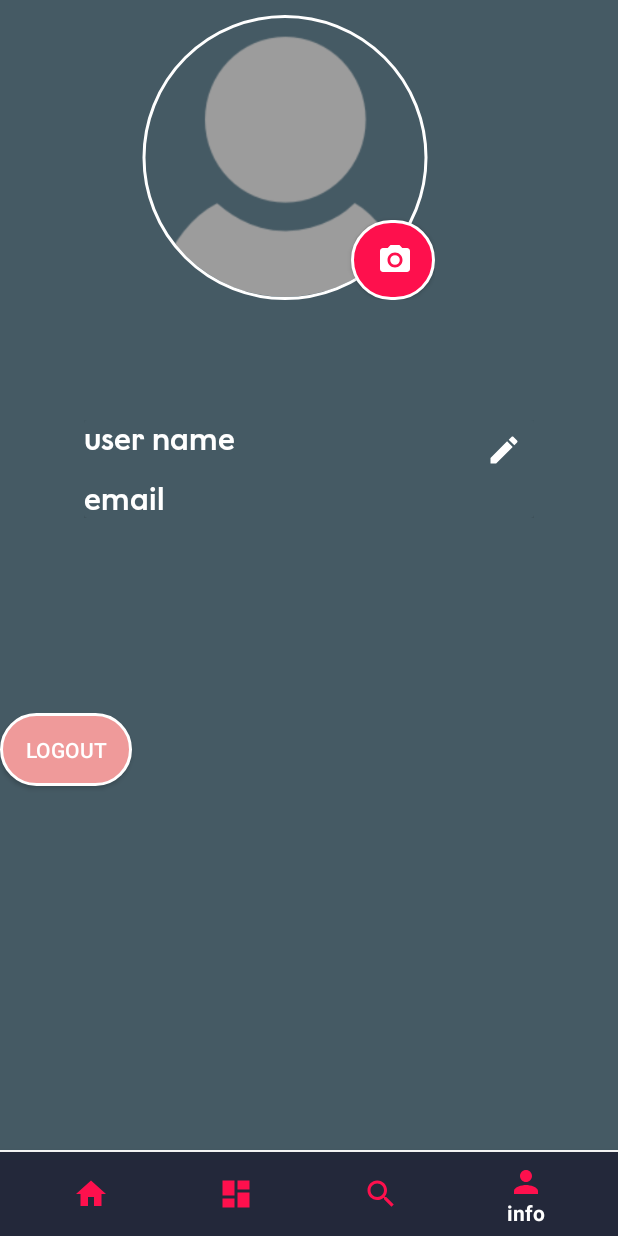
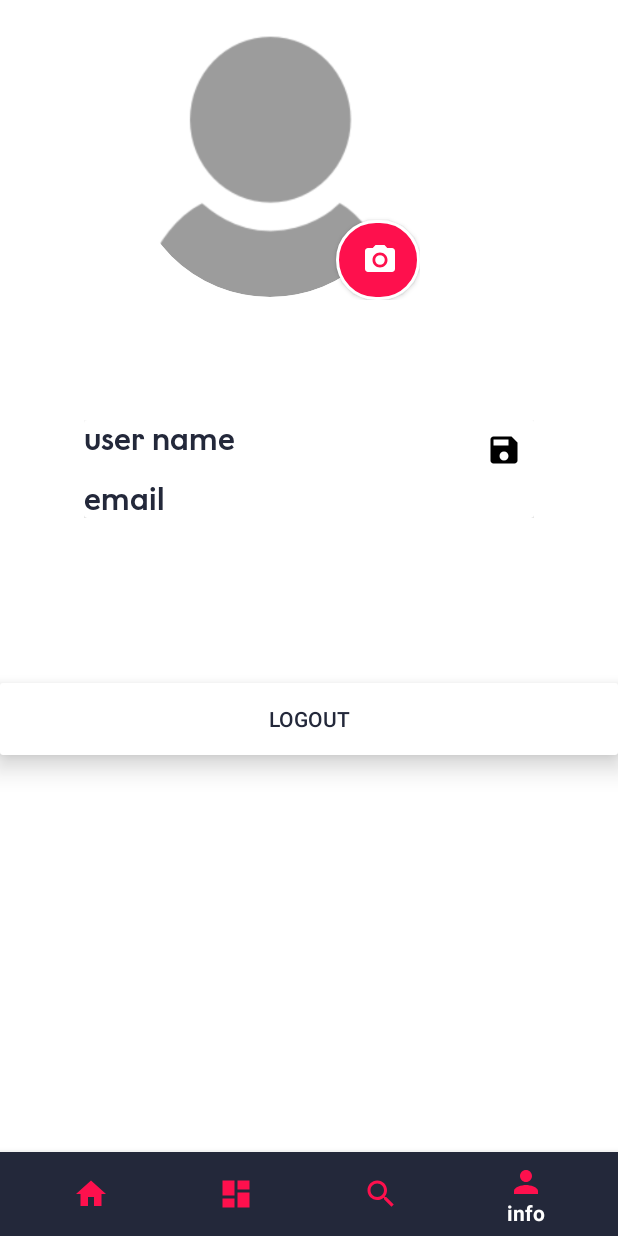
Before and after one commit to Mutegisamuel/SafariCare, an Android app: the homeFragment screen opened directly, with no data from a screen before it, item 4 of the bottom bar chosen, on a phone screen of 412 x 824 dp. Run offline under Robolectric (Android 15) with nearby library versions, the phone set to English and light mode, and no system bars; our stand-ins replace CircleImageView; libraries missing offline, so code that uses them is left out: com.github.anastr.speedviewlib; 1 statement that could not run was skipped.

Commit message:
update 2.1

```diff
--- a/app/src/main/java/com/example/humungus/safaricare/fragments/tweetFragment.java
+++ b/app/src/main/java/com/example/humungus/safaricare/fragments/tweetFragment.java
@@ -27,7 +27,7 @@ public class tweetFragment extends Fragment {
 
     @Override
     public View onCreateView(LayoutInflater inflater, ViewGroup container, Bundle savedInstanceState) {
-        View view = inflater.inflate(R.layout.fragment_info,container,false);
+        View view = inflater.inflate(R.layout.fragment_tweet,container,false);
         recyclerView = view.findViewById(R.id.recycleradapter);
 
         return view;
--- /dev/null
+++ b/app/src/main/res/drawable/ic_save_black_24dp.xml
@@ -0,0 +1,9 @@
+<vector xmlns:android="http://schemas.android.com/apk/res/android"
+        android:width="24dp"
+        android:height="24dp"
+        android:viewportWidth="24.0"
+        android:viewportHeight="24.0">
+    <path
+        android:fillColor="#FF000000"
+        android:pathData="M17,3L5,3c-1.11,0 -2,0.9 -2,2v14c0,1.1 0.89,2 2,2h14c1.1,0 2,-0.9 2,-2L21,7l-4,-4zM12,19c-1.66,0 -3,-1.34 -3,-3s1.34,-3 3,-3 3,1.34 3,3 -1.34,3 -3,3zM15,9L5,9L5,5h10v4z"/>
+</vector>
--- a/app/src/main/res/layout/fragment_home.xml
+++ b/app/src/main/res/layout/fragment_home.xml
@@ -6,7 +6,7 @@
     xmlns:app="http://schemas.android.com/apk/res-auto"
     tools:context="com.example.humungus.safaricare.fragments.homeFragment"
     android:layout_gravity="center"
-    android:background="#37474F">
+    android:background="#fff">
 
     <android.support.v7.widget.Toolbar
         android:layout_width="match_parent"
@@ -40,7 +40,7 @@
         android:layout_height="wrap_content"
         app:sv_speedometerColor="#689F38"
         app:sv_trianglesColor="#25b9b4"
-        app:sv_backgroundCircleColor="@color/colorPrimary"
+        app:sv_backgroundCircleColor="#004D40"
         app:sv_highSpeedColor="#f44336"
         app:sv_speedTextSize="70sp"
         android:layout_marginBottom="45dp"
--- a/app/src/main/res/layout/fragment_info.xml
+++ b/app/src/main/res/layout/fragment_info.xml
@@ -5,19 +5,19 @@
     xmlns:app="http://schemas.android.com/apk/res-auto"
     tools:context="com.example.humungus.safaricare.fragments.infoFragment"
     android:orientation="vertical"
-    android:background="#455A64">
+    android:background="#fff">
 
     <RelativeLayout
-        android:paddingTop="10dp"
         android:id="@+id/infopic"
         android:layout_width="200dp"
         android:layout_height="200dp"
         android:layout_below="@+id/relativeLayout"
         android:layout_centerHorizontal="true"
+        android:layout_marginBottom="80dp"
+        android:layout_marginLeft="80dp"
         android:elevation="15dp"
         android:orientation="horizontal"
-        android:layout_marginLeft="90dp"
-        android:layout_marginBottom="80dp">
+        android:paddingTop="10dp">
 
         <Button
             android:id="@+id/edit_imagebtn"
@@ -30,14 +30,16 @@
             android:background="@drawable/buttonstyle2"
             android:drawableRight="@drawable/ic_camera_alt_black_24dp" />
 
-        <de.hdodenhof.circleimageview.CircleImageView
-            xmlns:app="http://schemas.android.com/apk/res-auto"
+        <de.hdodenhof.circleimageview.CircleImageView xmlns:app="http://schemas.android.com/apk/res-auto"
             android:id="@+id/profile_image"
             android:layout_width="match_parent"
             android:layout_height="match_parent"
+            android:layout_alignParentLeft="true"
+            android:layout_alignParentStart="true"
+            android:layout_alignParentTop="true"
             android:src="@drawable/customer_avatar"
-            app:civ_border_width="2dp"
-            app:civ_border_color="#FFF"/>
+            app:civ_border_color="#FFF"
+            app:civ_border_width="2dp" />
     </RelativeLayout>
 
     <LinearLayout
@@ -49,12 +51,12 @@
         <android.support.v7.widget.CardView
             android:layout_width="match_parent"
             android:layout_height="wrap_content"
-            app:cardBackgroundColor="#455A64">
+            app:cardBackgroundColor="#fff">
 
             <TextView
                 android:id="@+id/username"
                 android:drawablePadding="150dp"
-                android:textColor="#fff"
+                android:textColor="@color/colorPrimary"
                 android:fontFamily="@font/litsans"
                 android:textSize="20dp"
                 android:layout_width="wrap_content"
@@ -66,13 +68,13 @@
                 android:layout_width="40dp"
                 android:layout_height="40dp"
                 android:layout_gravity="right"
-                android:background="#455A64"
-                app:srcCompat="@drawable/ic_edit_black_24dp"/>
+                android:background="#fff"
+                app:srcCompat="@drawable/ic_save_black_24dp"/>
 
             <TextView
                 android:id="@+id/useremail"
                 android:textSize="20dp"
-                android:textColor="#fff"
+                android:textColor="@color/colorPrimary"
                 android:fontFamily="@font/litsans"
                 android:layout_marginTop="40dp"
                 android:layout_width="wrap_content"
@@ -82,14 +84,19 @@
         </android.support.v7.widget.CardView>
 
     </LinearLayout>
+    <android.support.v7.widget.CardView
+        android:layout_width="match_parent"
+        android:layout_height="wrap_content"
+        android:layout_marginTop="40dp"
+        app:cardElevation="10dp">
 
     <Button
         android:id="@+id/logoutbtn"
-        android:layout_marginTop="60dp"
-        android:layout_gravity="bottom"
-        android:layout_width="wrap_content"
-        android:layout_height="wrap_content"
-        android:background="@drawable/buttonstyle3"
+        android:layout_gravity="center"
+        android:layout_width="match_parent"
+        android:layout_height="match_parent"
         android:text="logout"
-        android:textColor="#fff" />
+        android:textColor="@color/colorPrimary"
+        android:background="#fff"/>
+    </android.support.v7.widget.CardView>
 </LinearLayout>
--- a/app/src/main/res/layout/fragment_tweet.xml
+++ b/app/src/main/res/layout/fragment_tweet.xml
@@ -3,8 +3,7 @@
     android:layout_width="match_parent"
     android:layout_height="match_parent"
     xmlns:app="http://schemas.android.com/apk/res-auto"
-    tools:context="com.example.humungus.safaricare.fragments.tweetFragment"
-    android:background="#455A64">
+    tools:context="com.example.humungus.safaricare.fragments.tweetFragment">
 
   <android.support.v7.widget.RecyclerView
       android:id="@+id/recycleradapter"
--- a/app/src/main/res/values/colors.xml
+++ b/app/src/main/res/values/colors.xml
@@ -3,4 +3,6 @@
     <color name="colorPrimary">#23283a</color>
     <color name="colorPrimaryDark">#23283a</color>
     <color name="colorAccent">#fe104d</color>
+    <color name="whiteTransparent">#cccccc</color>
+    <color name="white">#fff</color>
 </resources>
```
Also changed, not shown: app/src/main/java/com/example/humungus/safaricare/SlideViewActivity.java (+122 -0 lines), app/src/main/java/com/example/humungus/safaricare/adapters/SliderAdapter.java (added, +82 -0 lines), app/src/main/res/layout/activity_slide_view.xml (+19 -2 lines), app/src/main/res/layout/fragment_search.xml (+4 -3 lines), app/src/main/res/layout/reports_row.xml (+8 -5 lines), app/src/main/res/layout/slide_layout.xml (added, +62 -0 lines), app/src/main/res/drawable/bkg1.jpeg (added), app/src/main/res/drawable/bkg2.jpeg (added), app/src/main/res/drawable/bkg3.jpeg (added), app/src/main/res/drawable/bus.png (added), app/src/main/res/drawable/megaphone.png (added), app/src/main/res/drawable/speed.png (added), app/src/main/res/drawable/speed1.jpg (added).
